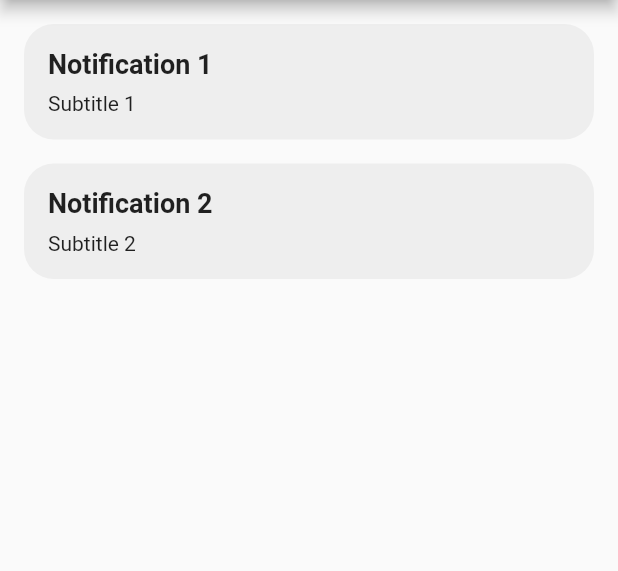
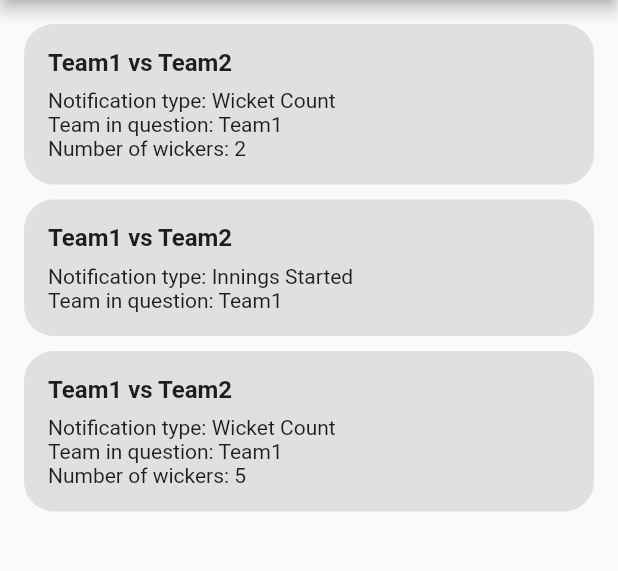
Before and after one commit to FraserNicholson/alamb_clock_app, a Flutter app: the NotificationsPage screen opened by its route, on a phone screen of 412 x 824 dp, the part 84-655 px from its top. Run offline on Flutter 3.47's test engine with Material 2 defaults, Android fonts, the phone set to English and light mode, and no system bars.

Commit message:
Add state to notifications popup and accept inputs for selected dropdown items

```diff
--- /dev/null
+++ b/lib/notification.dart
@@ -0,0 +1,13 @@
+class NotificationModel {
+  late String matchTitle;
+  String notificationType;
+  String teamInQuestion;
+  String team1;
+  String team2;
+  int? numberOfWickets;
+
+  NotificationModel(this.notificationType, this.teamInQuestion, this.team1,
+      this.team2, this.numberOfWickets) {
+    matchTitle = "$team1 vs $team2";
+  }
+}
--- a/lib/notifications_page.dart
+++ b/lib/notifications_page.dart
@@ -1,75 +1,83 @@
 import 'package:flutter/material.dart';
+import 'notification.dart';
+import 'set_notification_popup.dart';
 
 class NotificationsPage extends StatelessWidget {
+  const NotificationsPage({super.key});
+
   @override
   Widget build(BuildContext context) {
     return Scaffold(
       appBar: AppBar(
-        title: Text('Notifications'),
+        title: const Text('Notifications'),
       ),
-      body: ListView(
-        padding: EdgeInsets.all(16.0),
-        children: [
-          NotificationItem(
-            title: 'Notification 1',
-            subtitle: 'Subtitle 1',
-            onTap: () {
-              // Handle notification 1 tap
-            },
-          ),
-          SizedBox(height: 16.0),
-          NotificationItem(
-            title: 'Notification 2',
-            subtitle: 'Subtitle 2',
-            onTap: () {
-              // Handle notification 2 tap
-            },
-          ),
-        ],
-      ),
-    );
-  }
-}
-
-class NotificationItem extends StatelessWidget {
-  final String title;
-  final String subtitle;
-  final VoidCallback onTap;
-
-  const NotificationItem({
-    required this.title,
-    required this.subtitle,
-    required this.onTap,
-  });
-
-  @override
-  Widget build(BuildContext context) {
+      body: ListView.separated(
+          padding: const EdgeInsets.all(16.0),
+          itemCount: items.length,
+          itemBuilder: (context, index) {
+            final item = items[index];
             return GestureDetector(
-      onTap: onTap,
+              onTap: () => _showSetNotificationPopup(context, item),
               child: Container(
-        padding: EdgeInsets.all(16.0),
+                padding: const EdgeInsets.all(16.0),
                 decoration: BoxDecoration(
-          color: Colors.grey[200],
+                  color: Colors.grey[300],
                   borderRadius: BorderRadius.circular(20.0),
                 ),
                 child: Column(
                   crossAxisAlignment: CrossAxisAlignment.start,
                   children: [
                     Text(
-              title,
-              style: TextStyle(
-                fontSize: 18.0,
+                      item.matchTitle,
+                      style: const TextStyle(
                         fontWeight: FontWeight.bold,
+                        fontSize: 16.0,
                       ),
                     ),
-            SizedBox(height: 8.0),
+                    const SizedBox(height: 8.0),
                     Text(
-              subtitle,
-              style: TextStyle(fontSize: 14.0),
+                      'Notification type: ${item.notificationType}',
+                      style: const TextStyle(fontSize: 14.0),
                     ),
+                    Text(
+                      'Team in question: ${item.teamInQuestion}',
+                      style: const TextStyle(fontSize: 14.0),
+                    ),
+                    Visibility(
+                        visible: item.numberOfWickets != null,
+                        child: Text(
+                          'Number of wickers: ${item.numberOfWickets.toString()}',
+                          style: const TextStyle(fontSize: 14.0),
+                        ))
                   ],
                 ),
               ),
             );
+          },
+          separatorBuilder: (context, index) => const SizedBox(
+                height: 10,
+              )),
+    );
+  }
+
+  void _showSetNotificationPopup(BuildContext context, NotificationModel item) {
+    List<String> teams = [item.team1, item.team2];
+    print(item.numberOfWickets);
+
+    showDialog(
+      context: context,
+      builder: (context) => NotificationPopup(
+        selectedNotificationType: item.notificationType,
+        selectedTeam: item.teamInQuestion,
+        selectedWicketCount: item.numberOfWickets,
+        teams: teams,
+      ),
+    );
   }
 }
+
+final List<NotificationModel> items = [
+  NotificationModel('Wicket Count', 'Team1', 'Team1', 'Team2', 2),
+  NotificationModel('Innings Started', 'Team1', 'Team1', 'Team2', null),
+  NotificationModel('Wicket Count', 'Team1', 'Team1', 'Team2', 5),
+];
```
Also changed, not shown: lib/item_details_popup.dart (+6 -1 lines), lib/set_notification_popup.dart (+90 -31 lines). Lines whose indentation alone changed are shown as unchanged.
